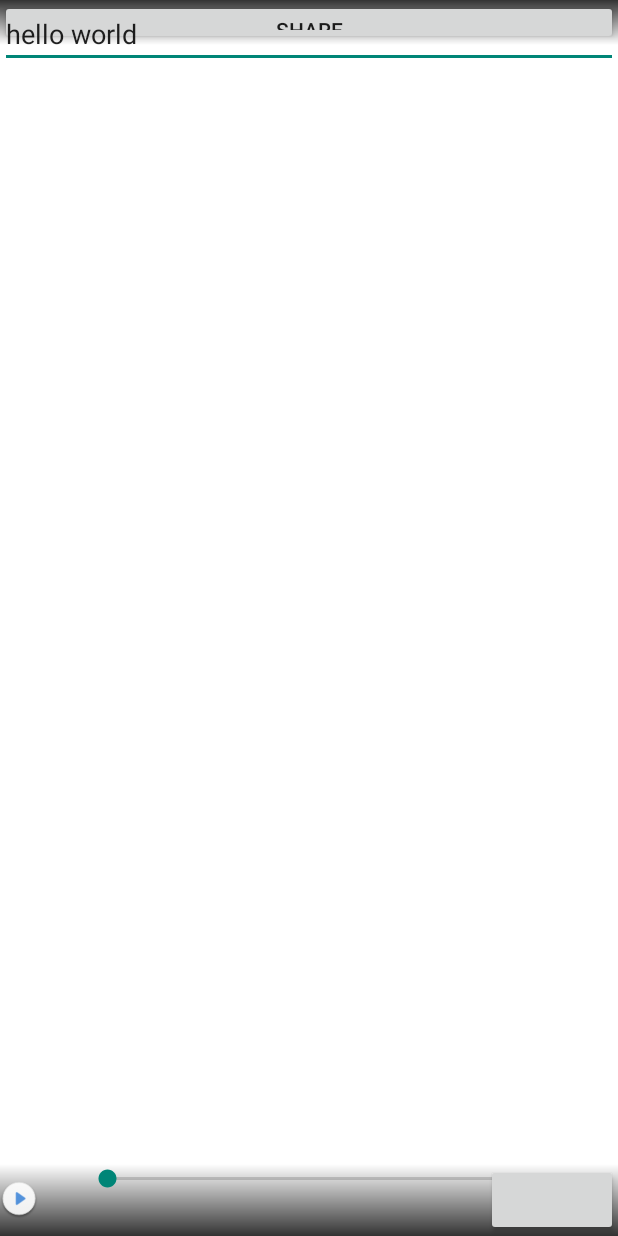
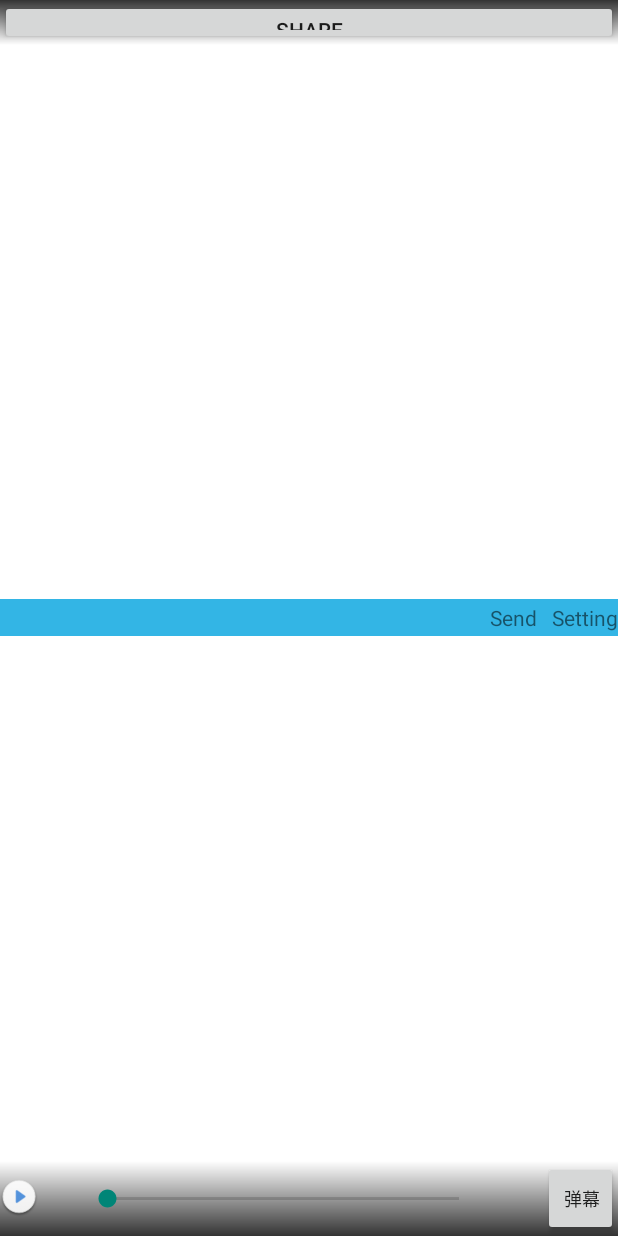
Before and after one commit to tanjinc/TMediaPlayer, an Android app: the layout player_controller_layout.xml on its own in the app's theme, with its tools: preview values and no code run, on a phone screen of 412 x 824 dp. Run offline under Robolectric (Android 15) with nearby library versions, the phone set to English and light mode, and no system bars.

Commit message:
添加软键盘工具类，实现弹幕输入功能

```diff
--- a/app/src/main/java/com/tanjinc/tmediaplayer/player/MoviePlayer.java
+++ b/app/src/main/java/com/tanjinc/tmediaplayer/player/MoviePlayer.java
@@ -93,6 +93,10 @@ public class MoviePlayer extends FrameLayout {
     }
 
     public void onResume() {
+        start();
+    }
+
+    public void start() {
         mVideoView.start();
         mController.start();
     }
--- a/app/src/main/java/com/tanjinc/tmediaplayer/utils/SDCardHelper.java
+++ b/app/src/main/java/com/tanjinc/tmediaplayer/utils/SDCardHelper.java
@@ -20,10 +20,7 @@ import java.util.ArrayList;
 import java.util.Collections;
 import java.util.List;
 
-/**
- * @author wanghao@SDK
- * @date 2015-01-06  http://redmine.meizu.com/documents/299
- */
+
 public class SDCardHelper extends BroadcastReceiver {
 
     private static SDCardHelper sInstance = null;
--- /dev/null
+++ b/app/src/main/res/layout/layout_danmu_input.xml
@@ -0,0 +1,39 @@
+<?xml version="1.0" encoding="utf-8"?>
+<RelativeLayout xmlns:android="http://schemas.android.com/apk/res/android"
+                android:background="@android:color/holo_blue_light"
+                android:layout_centerVertical="true"
+                 android:layout_width="match_parent"
+              android:layout_height="wrap_content"
+                android:visibility="visible">
+    <ImageView
+        android:id="@+id/danmu_close_btn"
+        android:layout_width="wrap_content"
+        android:layout_height="wrap_content"
+        android:layout_alignParentLeft="true"/>
+    <TextView
+        android:id="@+id/danmu_set_btn"
+        android:layout_width="wrap_content"
+        android:layout_height="wrap_content"
+        android:layout_alignParentRight="true"
+        android:layout_centerVertical="true"
+        android:text="Setting"/>
+    <TextView
+        android:id="@+id/danmu_send_btn"
+        android:layout_width="wrap_content"
+        android:layout_height="wrap_content"
+        android:layout_toLeftOf="@id/danmu_set_btn"
+        android:layout_marginLeft="10dp"
+        android:layout_marginRight="10dp"
+        android:layout_centerVertical="true"
+        android:text="Send"/>
+
+    <EditText
+        android:id="@+id/danmu_edit"
+        android:layout_width="match_parent"
+        android:layout_height="wrap_content"
+        android:layout_centerVertical="true"
+        android:background="@null"
+        android:layout_toLeftOf="@+id/danmu_send_btn"
+        android:layout_toRightOf="@+id/danmu_close_btn"/>
+
+</RelativeLayout>
--- a/app/src/main/res/layout/player_controller_layout.xml
+++ b/app/src/main/res/layout/player_controller_layout.xml
@@ -28,10 +28,10 @@
 
     <RelativeLayout
         android:id="@+id/bottom_layout"
-        android:layout_alignParentBottom="true"
         android:layout_width="match_parent"
         android:layout_height="wrap_content"
-        android:background="@drawable/bottom_bg">
+        android:background="@drawable/bottom_bg"
+        android:layout_alignParentBottom="true">
         <ImageButton
             android:id="@+id/play"
             android:layout_width="25dp"
@@ -40,10 +40,22 @@
             android:layout_centerVertical="true"
             android:background="@drawable/play"/>
 
+        <Button
+            android:id="@+id/player_menu_btn"
+            android:layout_width="50dp"
+            android:layout_height="50dp"
+            android:layout_centerVertical="true"
+            android:layout_marginLeft="10dp"
+            android:paddingRight="10dp"
+            android:text="弹幕"
+            android:textSize="12sp"
+            android:layout_alignParentRight="true"/>
 
         <LinearLayout
             android:orientation="horizontal"
             android:layout_toRightOf="@id/play"
+            android:layout_toLeftOf="@id/player_menu_btn"
+            android:layout_centerVertical="true"
             android:paddingLeft="30dp"
             android:paddingRight="30dp"
             android:layout_width="match_parent"
@@ -70,24 +82,12 @@
                 android:layout_height="wrap_content"/>
         </LinearLayout>
 
-        <Button
-            android:id="@+id/player_menu_btn"
-            android:layout_width="wrap_content"
-            android:layout_height="wrap_content"
-            android:layout_alignParentRight="true"/>
-
-
 
     </RelativeLayout>
-    <EditText
-        android:id="@+id/edit_danmu"
-        android:layout_width="match_parent"
-        android:layout_height="wrap_content"
-        android:text="hello world"
-        android:layout_alignParentTop="true"
-        android:visibility="visible"/>
 
-
+    <include layout="@layout/layout_danmu_input"
+        android:id="@+id/danmu_layout">
+    </include>
     <!--<com.tanjinc.tmediaplayer.widgets.PlayerMenuWidget-->
         <!--android:id="@+id/menu_widget"-->
         <!--android:layout_width="match_parent"-->
```
Also changed, not shown: app/src/main/java/com/tanjinc/tmediaplayer/player/MovieController.java (+23 -6 lines), app/src/main/java/com/tanjinc/tmediaplayer/player/VideoPlayActivity.java (+16 -1 lines), app/src/main/java/com/tanjinc/tmediaplayer/player/VideoPlayerService.java (+1 -8 lines), app/src/main/java/com/tanjinc/tmediaplayer/utils/KeyboardUtil.java (added, +119 -0 lines), app/src/main/java/com/tanjinc/tmediaplayer/utils/ScreenUtil.java (added, +29 -0 lines), 1 other file.
